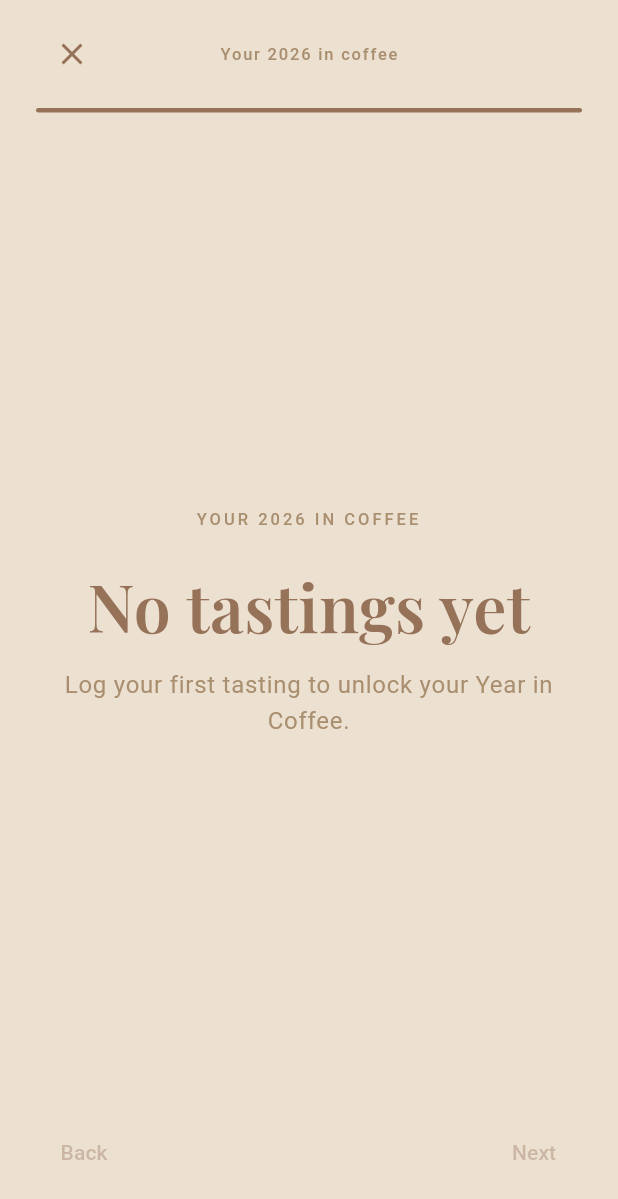
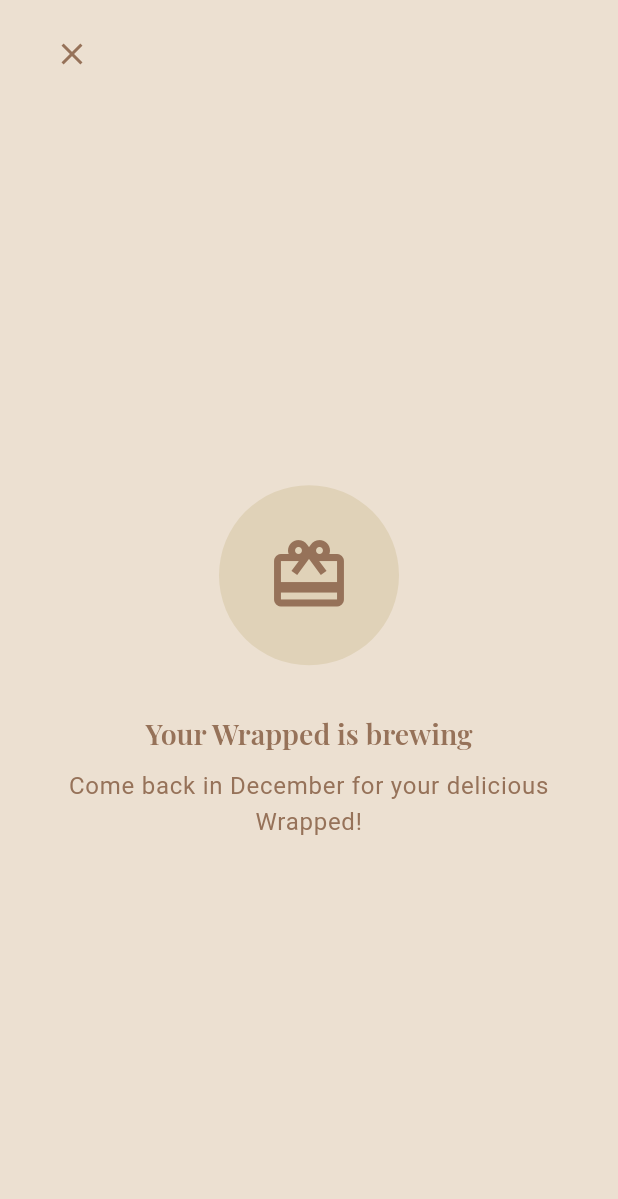
Before and after one commit to Chicobeans0918/Roasted-good, a Flutter app: the ProfileScreen screen opened directly, after a tap on "Year in Coffee", on a phone screen of 412 x 824 dp. Shown: the top 1199 px of the screen. Run offline on Flutter 3.47's test engine with Material 3 defaults, Android fonts, the phone set to English and light mode, and no system bars; our stand-ins replace cloud_firestore, firebase_auth, firebase_core, flutter_map, flutter_secure_storage, geolocator and 4 more; missing offline and left inert: mobile_scanner; accounts and stored records are empty.

Commit message:
Add files via upload

```diff
--- a/lib/screens/profile_screen.dart
+++ b/lib/screens/profile_screen.dart
@@ -194,11 +194,14 @@ class _WrappedRow extends StatelessWidget {
     final p = context.palette;
     final state = AppState.of(context);
     final year = DateTime.now().year;
+    final locked = !isWrappedUnlocked(month: DateTime.now().month);
 
-    final subtitle = state.triedCoffees.isEmpty
-        ? 'Log tastings to unlock it'
-        : '$year · ${state.triedCoffees.length} tasting'
-            '${state.triedCoffees.length == 1 ? '' : 's'}';
+    final subtitle = locked
+        ? 'Unlocks in December'
+        : state.triedCoffees.isEmpty
+            ? 'Log tastings to unlock it'
+            : '$year · ${state.triedCoffees.length} tasting'
+                '${state.triedCoffees.length == 1 ? '' : 's'}';
 
     return InkWell(
       onTap: () => Navigator.of(context).push(
@@ -215,7 +218,13 @@ class _WrappedRow extends StatelessWidget {
         ),
         child: Row(
           children: [
-            Icon(Icons.auto_awesome_outlined, size: 26, color: p.ink),
+            Icon(
+              locked
+                  ? Icons.lock_outline
+                  : Icons.auto_awesome_outlined,
+              size: 26,
+              color: p.ink,
+            ),
             const SizedBox(width: 16),
             Expanded(
               child: Column(
--- a/lib/screens/wrapped_screen.dart
+++ b/lib/screens/wrapped_screen.dart
@@ -9,12 +9,18 @@ import '../theme/app_theme.dart';
 /// Year in Coffee: a swipeable, story-style carousel of the year's
 /// coffee stats, computed from the tasting log. Ends with a shareable
 /// summary card (copied to the clipboard).
+///
+/// The Wrapped unlocks in December — outside December it shows a
+/// teaser screen instead (see [isWrappedUnlocked]).
 class WrappedScreen extends StatefulWidget {
   const WrappedScreen({super.key});
 
   @override
   State<WrappedScreen> createState() => _WrappedScreenState();
 }
+
+/// Wrapped season is December. Extracted for testing.
+bool isWrappedUnlocked({required int month}) => month == 12;
 
 class _WrappedScreenState extends State<WrappedScreen> {
   final _controller = PageController();
@@ -28,6 +34,11 @@ class _WrappedScreenState extends State<WrappedScreen> {
 
   @override
   Widget build(BuildContext context) {
+    // Outside December, show the teaser instead of the carousel.
+    if (!isWrappedUnlocked(month: DateTime.now().month)) {
+      return const _WrappedLockedScreen();
+    }
+
     final p = context.palette;
     final state = AppState.of(context);
     final tried = state.triedCoffees;
@@ -363,3 +374,81 @@ class _SummaryPage extends StatelessWidget {
     );
   }
 }
+
+/// Teaser shown when Wrapped is locked (January–November).
+/// "Come back in December for your delicious Wrapped!"
+class _WrappedLockedScreen extends StatelessWidget {
+  const _WrappedLockedScreen();
+
+  @override
+  Widget build(BuildContext context) {
+    final theme = Theme.of(context);
+    final p = context.palette;
+    final tastings = AppState.of(context).triedCoffees.length;
+
+    return Scaffold(
+      body: SafeArea(
+        child: Column(
+          children: [
+            Padding(
+              padding: const EdgeInsets.fromLTRB(24, 12, 24, 0),
+              child: Row(
+                children: [
+                  IconButton(
+                    icon: const Icon(Icons.close),
+                    color: p.ink,
+                    onPressed: () => Navigator.of(context).pop(),
+                  ),
+                ],
+              ),
+            ),
+            Expanded(
+              child: Padding(
+                padding: const EdgeInsets.symmetric(horizontal: 40),
+                child: Column(
+                  mainAxisAlignment: MainAxisAlignment.center,
+                  children: [
+                    Container(
+                      width: 120,
+                      height: 120,
+                      decoration: BoxDecoration(
+                        color: p.surfaceVariant,
+                        shape: BoxShape.circle,
+                      ),
+                      child: Icon(
+                        Icons.card_giftcard_outlined,
+                        size: 56,
+                        color: p.ink,
+                      ),
+                    ),
+                    const SizedBox(height: 32),
+                    Text(
+                      'Your Wrapped is brewing',
+                      style: theme.textTheme.headlineSmall,
+                      textAlign: TextAlign.center,
+                    ),
+                    const SizedBox(height: 12),
+                    Text(
+                      'Come back in December for your delicious Wrapped!',
+                      style: theme.textTheme.bodyLarge,
+                      textAlign: TextAlign.center,
+                    ),
+                    if (tastings > 0) ...[
+                      const SizedBox(height: 16),
+                      Text(
+                        '$tastings tasting${tastings == 1 ? '' : 's'} '
+                        'logged so far — keep sipping.',
+                        style: theme.textTheme.bodySmall,
+                        textAlign: TextAlign.center,
+                      ),
+                    ],
+                  ],
+                ),
+              ),
+            ),
+          ],
+        ),
+      ),
+    );
+  }
+}
```
